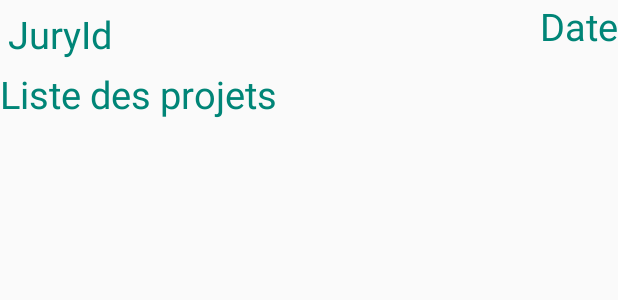
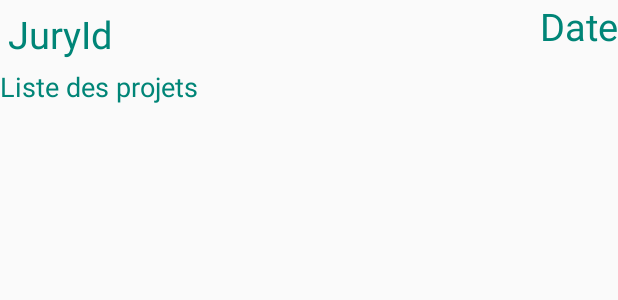
Before and after one commit to EtiennePiou/SoManager, an Android app: the layout jury_case.xml on its own in the app's theme, with its tools: preview values and no code run, on a phone screen of 412 x 824 dp. Shown: the top 300 px of the screen. Run offline under Robolectric (Android 15) with nearby library versions, the phone set to English and light mode, and no system bars; network calls fail.

Commit message:
New Layouts

```diff
--- a/app/src/main/java/fr/eseo/dis/pioumansalier/projectandroidi3/data/adapter/JuryAdapter.java
+++ b/app/src/main/java/fr/eseo/dis/pioumansalier/projectandroidi3/data/adapter/JuryAdapter.java
@@ -68,9 +68,9 @@ public class JuryAdapter extends RecyclerView.Adapter<JuryAdapter.JuryViewHolder
         final Jury jury = jurys.get(position);
         holder.juryId.setText("Id "+String.valueOf(jury.getIdJury()));
         holder.date.setText(String.valueOf(jury.getDate()));
-        String projets="";
+        String projets="Titres projets : \n";
         for (int i=0;i<jury.getProjets().size();i++){
-            projets=projets+"Projet n°"+i+"\n"+jury.getProjets().get(i).getDescrib();
+            projets=projets+jury.getProjets().get(i).getTitle()+"\n";
         }
         holder.projets.setText(projets);
     }
--- a/app/src/main/res/layout/jury_case.xml
+++ b/app/src/main/res/layout/jury_case.xml
@@ -33,6 +33,6 @@
         android:layout_height="match_parent"
         android:text="Liste des projets"
         android:textColor="@color/colorPrimary"
-        android:textSize="25sp" />
+        android:textSize="18sp" />
 
 </LinearLayout>
```
